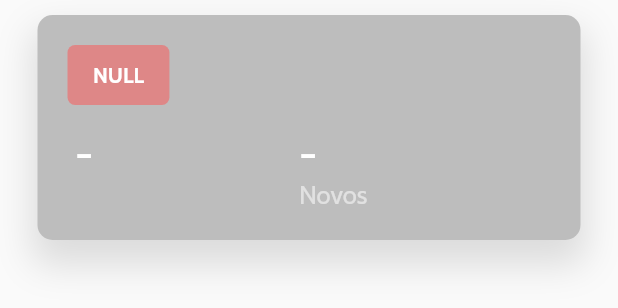
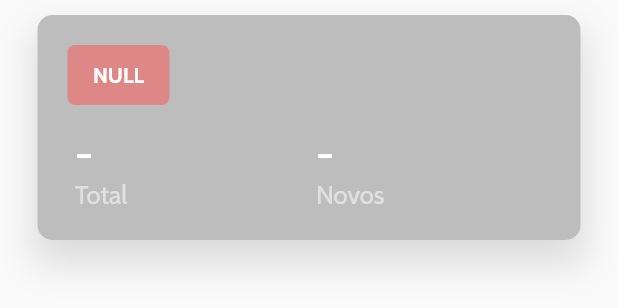
Before and after one commit to MichelHanzenScheeren/covid19_tracker, a Flutter app: the NewInformations widget shown alone on an empty page, opened directly, on a phone screen of 412 x 824 dp. Shown: the top 308 px of the screen. Run offline on Flutter 3.47's test engine with Material 2 defaults, Android fonts, the phone set to English and light mode, and no system bars; our stand-ins replace charts_flutter, dio, get, google_fonts, sqflite; accounts and stored records are empty; statements that could not run were skipped.

Commit message:
Pequenas melhorias em alguns widgets.

```diff
--- a/lib/presentation/pages/search/presentation_search.dart
+++ b/lib/presentation/pages/search/presentation_search.dart
@@ -38,19 +38,16 @@ class _SearchState extends State<Search> {
                 ),
                 NewInformations(
                   cardTitle: "Casos Confirmados",
-                  caseTitle: "Total",
                   currentData: summary?.cases,
                   newData: summary?.todayCases,
                 ),
                 NewInformations(
                   cardTitle: "Recuperados",
-                  caseTitle: "Total",
                   currentData: summary?.recovered,
                   newData: summary?.todayRecovered,
                 ),
                 NewInformations(
                   cardTitle: "Óbitos",
-                  caseTitle: "Total",
                   currentData: summary?.deaths,
                   newData: summary?.todayDeaths,
                 ),
--- a/lib/presentation/pages/search/widget/widget_informations.dart
+++ b/lib/presentation/pages/search/widget/widget_informations.dart
@@ -4,20 +4,17 @@ import 'package:intl/intl.dart';
 
 class NewInformations extends StatelessWidget {
   final String cardTitle;
-  final String caseTitle;
   final int currentData;
   final int newData;
 
   const NewInformations({
     this.cardTitle,
-    this.caseTitle,
     this.currentData,
     this.newData,
   });
 
   @override
   Widget build(BuildContext context) {
-    final formatter = NumberFormat("#,###");
     return Stack(
       children: <Widget>[
         Padding(
@@ -78,61 +75,9 @@ class NewInformations extends StatelessWidget {
                           padding: const EdgeInsets.only(left: 20),
                           child: Row(
                             children: <Widget>[
-                              Column(
-                                crossAxisAlignment: CrossAxisAlignment.start,
-                                children: <Widget>[
-                                  Text(
-                                    currentData != null
-                                        ? formatter.format(currentData)
-                                        : '-',
-                                    style: GoogleFonts.cabin(
-                                      textStyle: TextStyle(
-                                        color: Colors.white,
-                                        fontWeight: FontWeight.w500,
-                                        fontSize: 29,
-                                      ),
-                                    ),
-                                  ),
-                                  Text(
-                                    caseTitle ?? "",
-                                    style: GoogleFonts.cabin(
-                                      textStyle: TextStyle(
-                                        color: Colors.white54,
-                                        fontWeight: FontWeight.w300,
-                                        fontSize: 17,
-                                      ),
-                                    ),
-                                  ),
-                                ],
-                              ),
+                              _dataColumn(currentData, 'Total'),
                               Spacer(),
-                              Column(
-                                crossAxisAlignment: CrossAxisAlignment.start,
-                                children: <Widget>[
-                                  Text(
-                                    newData != null
-                                        ? formatter.format(newData)
-                                        : '-',
-                                    style: GoogleFonts.cabin(
-                                      textStyle: TextStyle(
-                                        color: Colors.white,
-                                        fontWeight: FontWeight.w500,
-                                        fontSize: 29,
-                                      ),
-                                    ),
-                                  ),
-                                  Text(
-                                    "Novos",
-                                    style: GoogleFonts.cabin(
-                                      textStyle: TextStyle(
-                                        color: Colors.white54,
-                                        fontWeight: FontWeight.w300,
-                                        fontSize: 17,
-                                      ),
-                                    ),
-                                  ),
-                                ],
-                              ),
+                              _dataColumn(newData, 'Novos'),
                               Spacer(),
                             ],
                           ),
@@ -148,4 +93,33 @@ class NewInformations extends StatelessWidget {
       ],
     );
   }
+
+  Widget _dataColumn(int data, String legend) {
+    final formatter = NumberFormat("#,###");
+    return Column(
+      crossAxisAlignment: CrossAxisAlignment.start,
+      children: <Widget>[
+        Text(
+          data != null ? formatter.format(data) : '-',
+          style: GoogleFonts.cabin(
+            textStyle: TextStyle(
+              color: Colors.white,
+              fontWeight: FontWeight.w500,
+              fontSize: 29,
+            ),
+          ),
+        ),
+        Text(
+          legend,
+          style: GoogleFonts.cabin(
+            textStyle: TextStyle(
+              color: Colors.white54,
+              fontWeight: FontWeight.w300,
+              fontSize: 17,
+            ),
+          ),
+        ),
+      ],
+    );
+  }
 }
--- a/lib/presentation/pages/search/widget/widget_search_button.dart
+++ b/lib/presentation/pages/search/widget/widget_search_button.dart
@@ -34,7 +34,7 @@ class SearchButon extends StatelessWidget {
                   value: value,
                   child: Padding(
                     padding: const EdgeInsets.only(bottom: 5),
-                    child: Text(value),
+                    child: Text(_getTranslateValue(value)),
                   ),
                 );
               }).toList(),
@@ -62,4 +62,11 @@ class SearchButon extends StatelessWidget {
       ),
     );
   }
+
+  String _getTranslateValue(String value) {
+    if (value == 'North America') return 'America do Norte';
+    if (value == 'South America') return 'America do Sul';
+    if (value == 'Europe') return 'Europa';
+    return value;
+  }
 }
```
